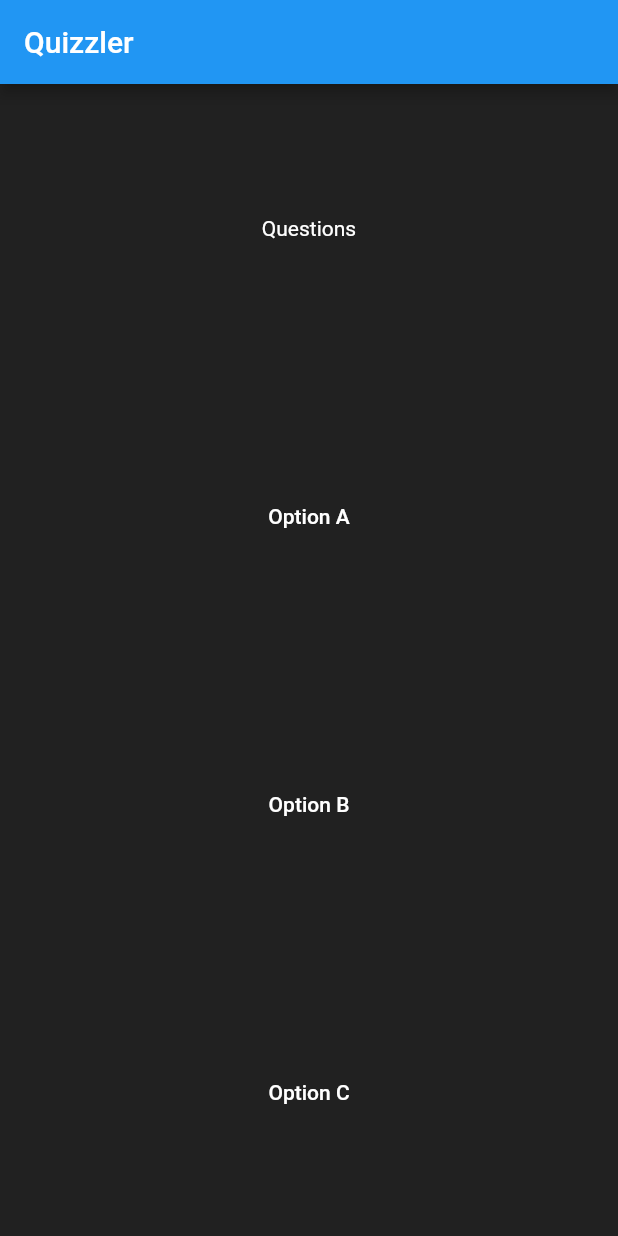
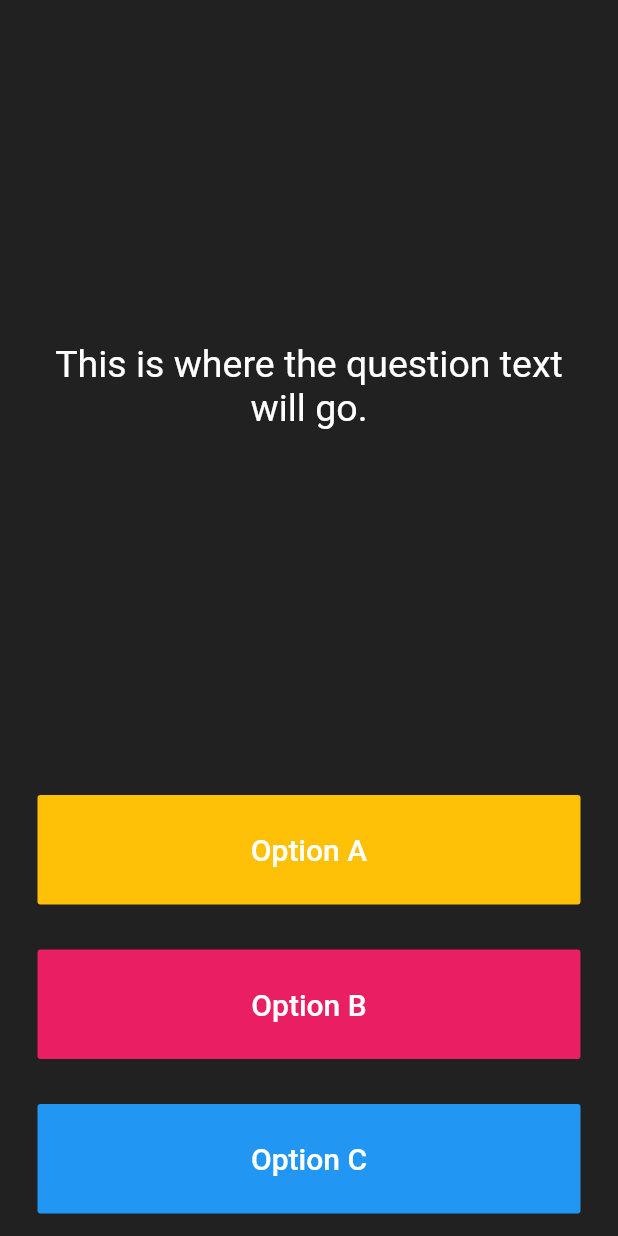
Before and after one commit to Vishakha2697/Quizzler, a Flutter app: the screen it shows after launch, on a phone screen of 412 x 824 dp. Run offline on Flutter 3.47's test engine with Material 2 defaults, Android fonts, the phone set to English and light mode, and no system bars.

Commit message:
Questions Added

```diff
--- a/lib/main.dart
+++ b/lib/main.dart
@@ -1,4 +1,5 @@
 import 'package:flutter/material.dart';
+//import 'question.dart';
 
 void main() {
   runApp(MyApp());
@@ -10,9 +11,9 @@ class MyApp extends StatelessWidget {
     return MaterialApp(
       home: Scaffold(
         backgroundColor: Colors.grey.shade900,
-        appBar: AppBar(
-          title: Text('Quizzler'),
-        ),
+//        appBar: AppBar(
+//          title: Text('Quizzler'),
+//        ),
         body: SafeArea(
             child: Padding(
     padding: EdgeInsets.symmetric(horizontal: 10.0),
@@ -34,46 +35,81 @@ class _QuizState extends State<Quiz> {
   @override
   Widget build(BuildContext context) {
     return Column(
+      mainAxisAlignment: MainAxisAlignment.spaceBetween,
+      crossAxisAlignment: CrossAxisAlignment.stretch,
       children: <Widget>[
         Expanded(
+          flex: 5,
+          child: Padding(
+            padding: EdgeInsets.all(10.0),
             child: Center(
-              child: Text('Questions',
+              child: Text(
+                'This is where the question text will go.',
+                textAlign: TextAlign.center,
                 style: TextStyle(
+                  fontSize: 25.0,
                   color: Colors.white,
                 ),
               ),
             ),
+          ),
         ),
         Expanded(
+          child: Padding(
+            padding: EdgeInsets.all(15.0),
             child: FlatButton(
-                onPressed: null,
-                child: Text('Option A',
-                  style: TextStyle(
-                    color: Colors.white,
-                  ),
+              textColor: Colors.white,
+              color: Colors.amber,
+              child: Text(
+                'Option A',
+                style: TextStyle(
+                  color: Colors.white,
+                  fontSize: 20.0,
                 ),
+              ),
+              onPressed: () {
+                //The user picked true.
+              },
             ),
+          ),
         ),
         Expanded(
-          child: FlatButton(
-              onPressed: null,
-              child: Text('Option B',
+          child: Padding(
+            padding: EdgeInsets.all(15.0),
+            child: FlatButton(
+              color: Colors.pink,
+              child: Text(
+                'Option B',
                 style: TextStyle(
+                  fontSize: 20.0,
                   color: Colors.white,
                 ),
               ),
+              onPressed: () {
+                //The user picked false.
+              },
+            ),
           ),
         ),
         Expanded(
-          child: FlatButton(
-              onPressed: null,
-              child: Text('Option C',
+          child: Padding(
+            padding: EdgeInsets.all(15.0),
+            child: FlatButton(
+              color: Colors.blue,
+              child: Text(
+                'Option C',
                 style: TextStyle(
+                  fontSize: 20.0,
                   color: Colors.white,
                 ),
               ),
+              onPressed: () {
+                //The user picked false.
+              },
+            ),
           ),
         ),
+        //TODO: Add a Row here as your score keeper
       ],
     );
   }
--- /dev/null
+++ b/lib/question.dart
@@ -0,0 +1,11 @@
+class Question{
+  String questionText;
+  bool questionAnswer;
+
+  Question(this.questionText, this.questionAnswer);
+
+
+
+
+
+}
--- /dev/null
+++ b/lib/quiz_brain.dart
@@ -0,0 +1,66 @@
+import 'question.dart';
+
+class QuizBrain {
+  int _questionNumber = 0;
+
+  List<Question> _questionBank = [
+    Question('Some cats are actually allergic to humans', true),
+    Question('You can lead a cow down stairs but not up stairs.', false),
+    Question('Approximately one quarter of human bones are in the feet.', true),
+    Question('A slug\'s blood is green.', true),
+    Question('Buzz Aldrin\'s mother\'s maiden name was \"Moon\".', true),
+    Question('It is illegal to pee in the Ocean in Portugal.', true),
+    Question(
+        'No piece of square dry paper can be folded in half more than 7 times.',
+        false),
+    Question(
+        'In London, UK, if you happen to die in the House of Parliament, you are technically entitled to a state funeral, because the building is considered too sacred a place.',
+        true),
+    Question(
+        'The loudest sound produced by any animal is 188 decibels. That animal is the African Elephant.',
+        false),
+    Question(
+        'The total surface area of two human lungs is approximately 70 square metres.',
+        true),
+    Question('Google was originally called \"Backrub\".', true),
+    Question(
+        'Chocolate affects a dog\'s heart and nervous system; a few ounces are enough to kill a small dog.',
+        true),
+    Question(
+        'In West Virginia, USA, if you accidentally hit an animal with your car, you are free to take it home to eat.',
+        true),
+  ];
+
+  void nextQuestion() {
+    if (_questionNumber < _questionBank.length - 1) {
+      _questionNumber++;
+    }
+  }
+
+  String getQuestionText() {
+    return _questionBank[_questionNumber].questionText;
+  }
+
+  bool getCorrectAnswer() {
+    return _questionBank[_questionNumber].questionAnswer;
+  }
+
+
+
+  bool isFinished() {
+    if (_questionNumber >= _questionBank.length - 1) {
+
+
+      print('Now returning true');
+      return true;
+
+    } else {
+      return false;
+    }
+  }
+
+
+  void reset() {
+    _questionNumber = 0;
+  }
+}
```
